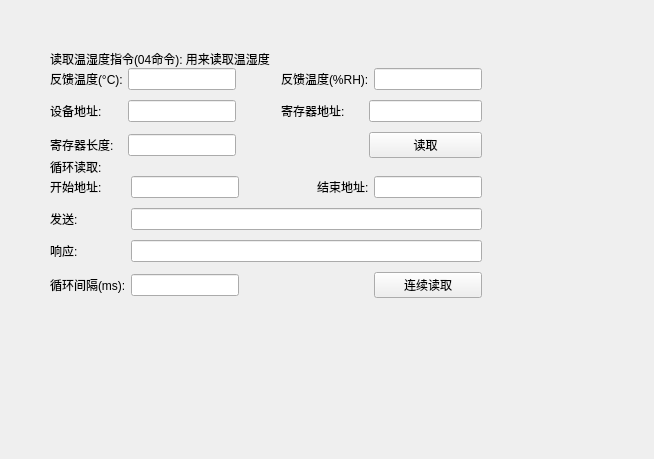
Before: the Qt Designer form QWidgetNotebook/humiture/HumitureQWidget/modbustest.ui in BeiChenYx/Qt5Notebook, drawn with Qt 5.
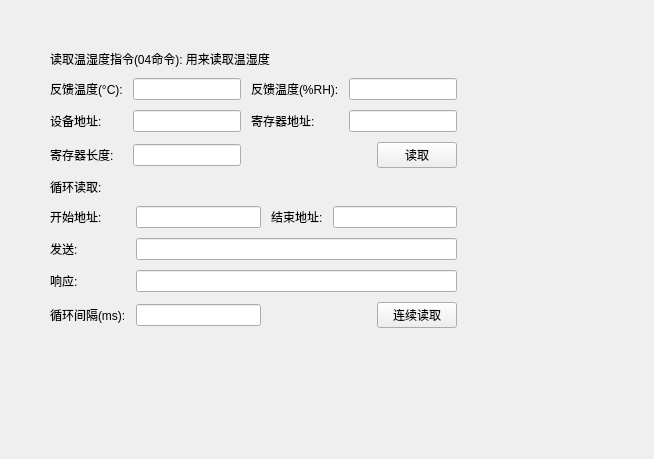
After: the same form once the commit is applied.

The edit to the form file:
```diff
--- a/QWidgetNotebook/humiture/HumitureQWidget/modbustest.ui
+++ b/QWidgetNotebook/humiture/HumitureQWidget/modbustest.ui
@@ -26,13 +26,16 @@
    <property name="bottomMargin">
     <number>0</number>
    </property>
-   <property name="spacing">
-    <number>0</number>
+   <property name="horizontalSpacing">
+    <number>5</number>
+   </property>
+   <property name="verticalSpacing">
+    <number>10</number>
    </property>
    <item row="0" column="0">
-    <layout class="QVBoxLayout" name="verticalLayout" stretch="1,3,1,3">
+    <layout class="QVBoxLayout" name="verticalLayout">
      <property name="spacing">
-      <number>0</number>
+      <number>10</number>
      </property>
      <item>
       <widget class="QLabel" name="label">
@@ -43,9 +46,6 @@
      </item>
      <item>
       <layout class="QGridLayout" name="gridLayout">
-       <property name="horizontalSpacing">
-        <number>5</number>
-       </property>
        <property name="verticalSpacing">
         <number>10</number>
        </property>
@@ -67,26 +67,13 @@
         </widget>
        </item>
        <item row="0" column="2">
-        <spacer name="horizontalSpacer_2">
-         <property name="orientation">
-          <enum>Qt::Horizontal</enum>
-         </property>
-         <property name="sizeHint" stdset="0">
-          <size>
-           <width>40</width>
-           <height>20</height>
-          </size>
-         </property>
-        </spacer>
-       </item>
-       <item row="0" column="3" colspan="2">
         <widget class="QLabel" name="label_5">
          <property name="text">
           <string>反馈温度(%RH):</string>
          </property>
         </widget>
        </item>
-       <item row="0" column="5">
+       <item row="0" column="3">
         <widget class="QLineEdit" name="lineEdit_H">
          <property name="readOnly">
           <bool>true</bool>
@@ -104,26 +91,13 @@
         <widget class="QLineEdit" name="lineEdit_deviceAddr"/>
        </item>
        <item row="1" column="2">
-        <spacer name="horizontalSpacer_3">
-         <property name="orientation">
-          <enum>Qt::Horizontal</enum>
-         </property>
-         <property name="sizeHint" stdset="0">
-          <size>
-           <width>40</width>
-           <height>20</height>
-          </size>
-         </property>
-        </spacer>
-       </item>
-       <item row="1" column="3">
         <widget class="QLabel" name="label_6">
          <property name="text">
           <string>寄存器地址:</string>
          </property>
         </widget>
        </item>
-       <item row="1" column="4" colspan="2">
+       <item row="1" column="3">
         <widget class="QLineEdit" name="lineEdit_registerAddr"/>
        </item>
        <item row="2" column="0">
@@ -136,8 +110,10 @@
        <item row="2" column="1">
         <widget class="QLineEdit" name="lineEdit_registerLen"/>
        </item>
-       <item row="2" column="3">
-        <spacer name="horizontalSpacer">
+       <item row="2" column="2" colspan="2">
+        <layout class="QHBoxLayout" name="horizontalLayout">
+         <item>
+          <spacer name="horizontalSpacer_6">
          <property name="orientation">
           <enum>Qt::Horizontal</enum>
          </property>
@@ -149,25 +125,14 @@
          </property>
         </spacer>
        </item>
-       <item row="2" column="4" colspan="2">
+         <item>
         <widget class="QPushButton" name="pushButton_Read">
          <property name="text">
           <string>读取</string>
          </property>
         </widget>
        </item>
-       <item row="2" column="2">
-        <spacer name="horizontalSpacer_6">
-         <property name="orientation">
-          <enum>Qt::Horizontal</enum>
-         </property>
-         <property name="sizeHint" stdset="0">
-          <size>
-           <width>40</width>
-           <height>20</height>
-          </size>
-         </property>
-        </spacer>
+        </layout>
        </item>
       </layout>
      </item>
@@ -180,9 +145,6 @@
      </item>
      <item>
       <layout class="QGridLayout" name="gridLayout_2">
-       <property name="horizontalSpacing">
-        <number>5</number>
-       </property>
        <property name="verticalSpacing">
         <number>10</number>
        </property>
@@ -197,26 +159,13 @@
         <widget class="QLineEdit" name="lineEdit_startAddr"/>
        </item>
        <item row="0" column="2">
-        <spacer name="horizontalSpacer_4">
-         <property name="orientation">
-          <enum>Qt::Horizontal</enum>
-         </property>
-         <property name="sizeHint" stdset="0">
-          <size>
-           <width>40</width>
-           <height>20</height>
-          </size>
-         </property>
-        </spacer>
-       </item>
-       <item row="0" column="3">
         <widget class="QLabel" name="label_11">
          <property name="text">
           <string>结束地址:</string>
          </property>
         </widget>
        </item>
-       <item row="0" column="4">
+       <item row="0" column="3">
         <widget class="QLineEdit" name="lineEdit_endAddr"/>
        </item>
        <item row="1" column="0">
@@ -226,7 +175,7 @@
          </property>
         </widget>
        </item>
-       <item row="1" column="1" colspan="4">
+       <item row="1" column="1" colspan="3">
         <widget class="QLineEdit" name="lineEdit_send"/>
        </item>
        <item row="2" column="0">
@@ -236,7 +185,7 @@
          </property>
         </widget>
        </item>
-       <item row="2" column="1" colspan="4">
+       <item row="2" column="1" colspan="3">
         <widget class="QLineEdit" name="lineEdit_fb"/>
        </item>
        <item row="3" column="0">
@@ -249,7 +198,9 @@
        <item row="3" column="1">
         <widget class="QLineEdit" name="lineEdit_times"/>
        </item>
-       <item row="3" column="2">
+       <item row="3" column="2" colspan="2">
+        <layout class="QHBoxLayout" name="horizontalLayout_2">
+         <item>
         <spacer name="horizontalSpacer_5">
          <property name="orientation">
           <enum>Qt::Horizontal</enum>
@@ -262,12 +213,14 @@
          </property>
         </spacer>
        </item>
-       <item row="3" column="4">
+         <item>
         <widget class="QPushButton" name="pushButton_times">
          <property name="text">
           <string>连续读取</string>
          </property>
         </widget>
+         </item>
+        </layout>
        </item>
       </layout>
      </item>
```
Lines whose indentation alone changed are shown as unchanged.
